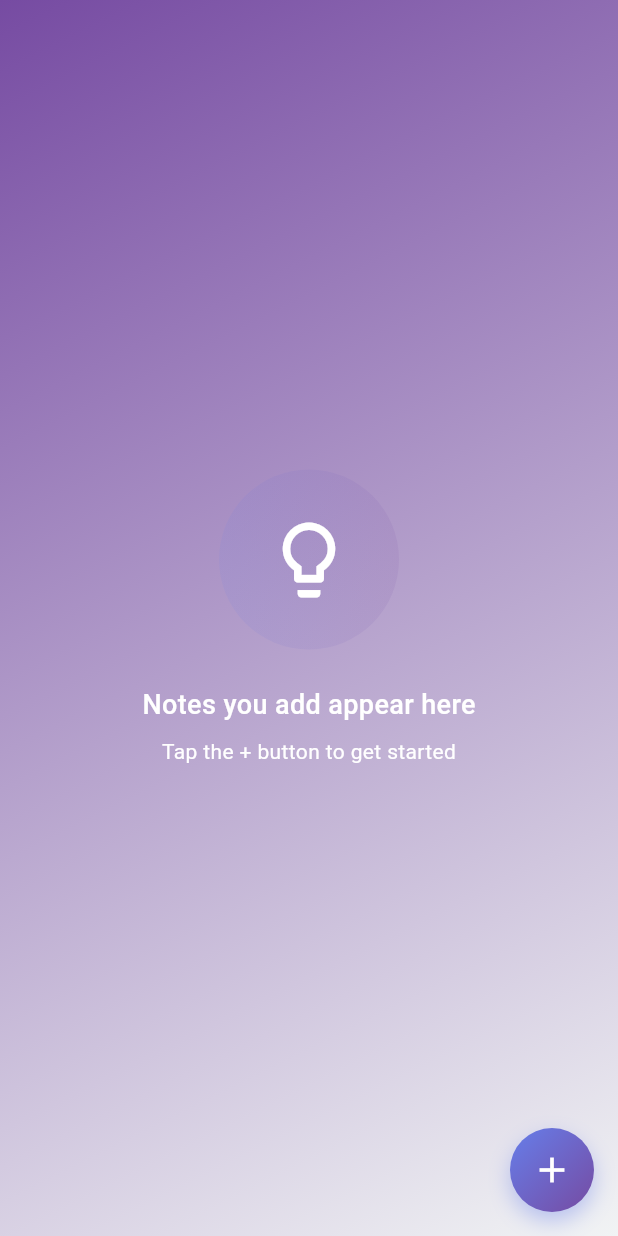
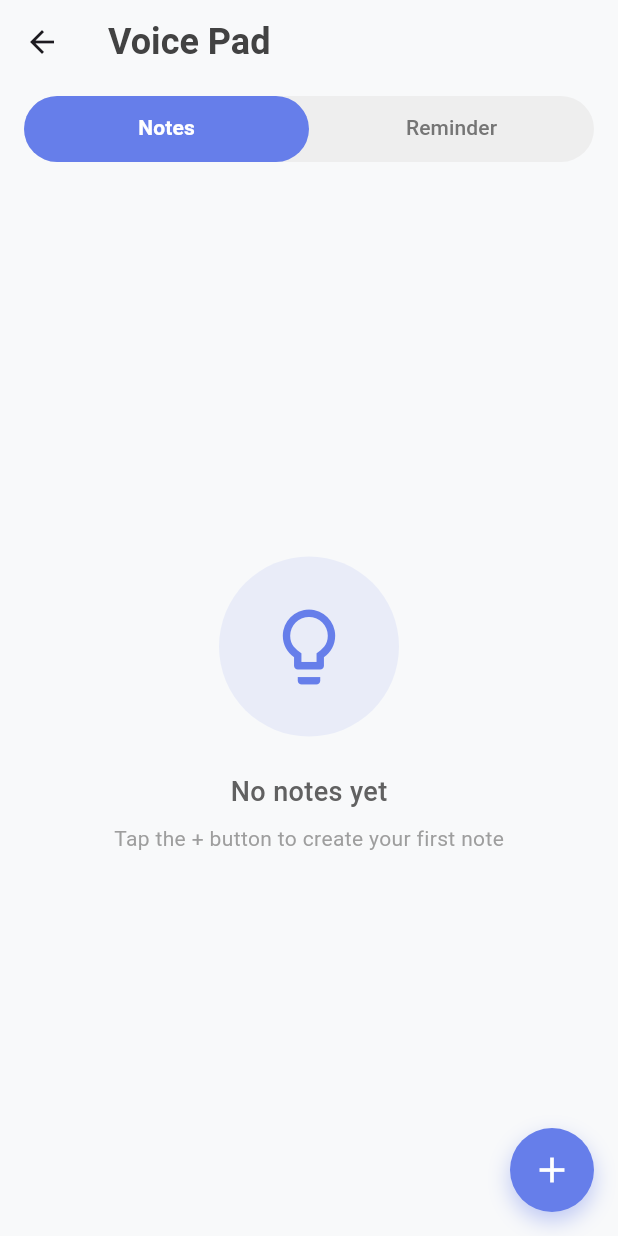
Before and after one commit to abdulahad1991/ai_notes_taker, a Flutter app: the VoiceNewView screen opened by its route, on a phone screen of 412 x 824 dp. Run offline on Flutter 3.47's test engine with Material 3 defaults, Android fonts, the phone set to English and light mode, and no system bars; our stand-ins replace dio, flutter_tts, permission_handler, shared_preferences, stacked, stacked_services and 1 more; missing offline and left inert: flutter_sound; accounts and stored records are empty; network calls fail.

Commit message:
UI Update

```diff
--- a/lib/ui/views/voice/voice_new_view.dart
+++ b/lib/ui/views/voice/voice_new_view.dart
@@ -16,6 +16,10 @@ class _MainScreenState extends State<VoiceNewView>
   late AnimationController _fabController;
   late Animation<double> _fabAnimation;
 
+  // Tab controller
+  late TabController _tabController;
+  int _selectedTabIndex = 0;
+
   @override
   void initState() {
     super.initState();
@@ -27,11 +31,19 @@ class _MainScreenState extends State<VoiceNewView>
       parent: _fabController,
       curve: Curves.elasticOut,
     );
+
+    _tabController = TabController(length: 2, vsync: this);
+    _tabController.addListener(() {
+      setState(() {
+        _selectedTabIndex = _tabController.index;
+      });
+    });
   }
 
   @override
   void dispose() {
     _fabController.dispose();
+    _tabController.dispose();
     super.dispose();
   }
 
@@ -40,7 +52,10 @@ class _MainScreenState extends State<VoiceNewView>
     return ViewModelBuilder<VoiceNewViewmodel>.reactive(
         viewModelBuilder: () => VoiceNewViewmodel(context)..init(),
         builder: (context, model, child) {
-          bool isEmpty = model.notes.isEmpty /* && model.reminders.isEmpty*/;
+          // Filter items based on selected tab
+          List<dynamic> filteredItems = _getFilteredItems(model);
+          bool isEmpty = filteredItems.isEmpty;
+
           if (model.isFabOpen) {
             _fabController.forward();
           } else {
@@ -48,26 +63,82 @@ class _MainScreenState extends State<VoiceNewView>
           }
 
           return Scaffold(
-            backgroundColor: Colors.grey[50],
-            body: Container(
-              decoration: const BoxDecoration(
-                gradient: LinearGradient(
-                  begin: Alignment.topLeft,
-                  end: Alignment.bottomRight,
-                  colors: [
-                    Color(0xFF764ba2),
-                    Color(0xFFF1F3F4),
-                  ],
+            backgroundColor: const Color(0xFFF8F9FA), // Light gray background
+            appBar: AppBar(
+              backgroundColor: const Color(0xFFF8F9FA),
+              elevation: 0,
+              title: Text(
+                'Voice Pad',
+                style: TextStyle(
+                  color: Colors.grey[800],
+                  fontWeight: FontWeight.w600,
+                  fontSize: 24,
                 ),
               ),
-              child: isEmpty ? _buildEmptyState() : _buildNotesGrid(model),
+              bottom: PreferredSize(
+                preferredSize: const Size.fromHeight(60),
+                child: Padding(
+                  padding: const EdgeInsets.symmetric(horizontal: 16.0, vertical: 8.0),
+                  child: Container(
+                    height: 44,
+                    decoration: BoxDecoration(
+                      color: Colors.grey[200],
+                      borderRadius: BorderRadius.circular(22),
+                    ),
+                    child: TabBar(
+                      controller: _tabController,
+                      indicator: BoxDecoration(
+                        color: const Color(0xFF667eea),
+                        borderRadius: BorderRadius.circular(22),
+                      ),
+                      indicatorSize: TabBarIndicatorSize.tab,
+                      dividerColor: Colors.transparent,
+                      labelColor: Colors.white,
+                      unselectedLabelColor: Colors.grey[600],
+                      labelStyle: const TextStyle(
+                        fontWeight: FontWeight.w600,
+                        fontSize: 14,
+                      ),
+                      unselectedLabelStyle: const TextStyle(
+                        fontWeight: FontWeight.w500,
+                        fontSize: 14,
+                      ),
+                      tabs: const [
+                        Tab(text: 'Notes'),
+                        Tab(text: 'Reminder'),
+                      ],
+                    ),
+                  ),
+                ),
+              ),
+            ),
+            body: Container(
+              color: const Color(0xFFF8F9FA),
+              child: isEmpty ? _buildEmptyState() : _buildNotesGrid(filteredItems),
             ),
             floatingActionButton: _buildSpeedDial(model),
           );
         });
   }
 
+  List<dynamic> _getFilteredItems(VoiceNewViewmodel model) {
+    if (_selectedTabIndex == 0) {
+      // Notes tab - show only notes
+      return model.notes.where((item) => item is Note).toList();
+    } else {
+      // Reminder Notes tab - show only reminders
+      return model.notes.where((item) => item is Reminder).toList();
+    }
+  }
+
   Widget _buildEmptyState() {
+    String emptyMessage = _selectedTabIndex == 0
+        ? 'No notes yet'
+        : 'No reminder notes yet';
+    String emptySubMessage = _selectedTabIndex == 0
+        ? 'Tap the + button to create your first note'
+        : 'Tap the + button to create your first reminder';
+
     return Center(
       child: Column(
         mainAxisAlignment: MainAxisAlignment.center,
@@ -76,35 +147,30 @@ class _MainScreenState extends State<VoiceNewView>
             width: 120,
             height: 120,
             decoration: BoxDecoration(
-              gradient: LinearGradient(
-                colors: [
-                  const Color(0xFF667eea).withOpacity(0.1),
-                  const Color(0xFF764ba2).withOpacity(0.1),
-                ],
-              ),
+              color: const Color(0xFF667eea).withOpacity(0.1),
               borderRadius: BorderRadius.circular(60),
             ),
             child: Icon(
-              Icons.lightbulb_outline,
+              _selectedTabIndex == 0 ? Icons.lightbulb_outline : Icons.notifications_outlined,
               size: 60,
-              color: AppColors.white,
+              color: const Color(0xFF667eea),
             ),
           ),
           const SizedBox(height: 24),
           Text(
-            'Notes you add appear here',
+            emptyMessage,
             style: TextStyle(
               fontSize: 18,
-              color: Colors.white,
+              color: Colors.grey[700],
               fontWeight: FontWeight.w500,
             ),
           ),
           const SizedBox(height: 8),
           Text(
-            'Tap the + button to get started',
+            emptySubMessage,
             style: TextStyle(
               fontSize: 14,
-              color: Colors.white,
+              color: Colors.grey[500],
               fontWeight: FontWeight.w400,
             ),
           ),
@@ -113,18 +179,16 @@ class _MainScreenState extends State<VoiceNewView>
     );
   }
 
-  Widget _buildNotesGrid(VoiceNewViewmodel model) {
-    List<dynamic> allItems = [...model.notes];
-
+  Widget _buildNotesGrid(List<dynamic> items) {
     return Padding(
       padding: const EdgeInsets.all(12.0),
       child: MasonryGridView.count(
         crossAxisCount: 2,
         mainAxisSpacing: 12,
         crossAxisSpacing: 12,
-        itemCount: allItems.length,
+        itemCount: items.length,
         itemBuilder: (context, index) {
-          final item = allItems[index];
+          final item = items[index];
           if (item is Note) {
             return _buildNoteCard(item);
           } else if (item is Reminder) {
@@ -138,7 +202,7 @@ class _MainScreenState extends State<VoiceNewView>
 
   Widget _buildNoteCard(Note note) {
     return Card(
-      elevation: 8,
+      elevation: 4,
       shadowColor: Colors.black12,
       shape: RoundedRectangleBorder(
         borderRadius: BorderRadius.circular(16),
@@ -146,14 +210,7 @@ class _MainScreenState extends State<VoiceNewView>
       child: Container(
         decoration: BoxDecoration(
           borderRadius: BorderRadius.circular(16),
-          gradient: const LinearGradient(
-            begin: Alignment.topLeft,
-            end: Alignment.bottomRight,
-            colors: [
-              Colors.white,
-              Color(0xFFFAFBFF),
-            ],
-          ),
+          color: Colors.white,
           border: Border.all(
             color: const Color(0xFF667eea).withOpacity(0.1),
             width: 1,
@@ -176,9 +233,7 @@ class _MainScreenState extends State<VoiceNewView>
                         width: 4,
                         height: 20,
                         decoration: BoxDecoration(
-                          gradient: const LinearGradient(
-                            colors: [Color(0xFF667eea), Color(0xFF764ba2)],
-                          ),
+                          color: const Color(0xFF667eea),
                           borderRadius: BorderRadius.circular(2),
                         ),
                       ),
@@ -219,7 +274,7 @@ class _MainScreenState extends State<VoiceNewView>
 
   Widget _buildReminderCard(Reminder reminder) {
     return Card(
-      elevation: 8,
+      elevation: 4,
       shadowColor: Colors.black12,
       shape: RoundedRectangleBorder(
         borderRadius: BorderRadius.circular(16),
@@ -227,14 +282,7 @@ class _MainScreenState extends State<VoiceNewView>
       child: Container(
         decoration: BoxDecoration(
           borderRadius: BorderRadius.circular(16),
-          gradient: LinearGradient(
-            begin: Alignment.topLeft,
-            end: Alignment.bottomRight,
-            colors: [
-              Colors.red.shade50,
-              Colors.redAccent.shade700,
-            ],
-          ),
+          color: Colors.orange.shade50,
           border: Border.all(
             color: Colors.orange.shade200,
             width: 1,
@@ -256,12 +304,7 @@ class _MainScreenState extends State<VoiceNewView>
                       padding: const EdgeInsets.symmetric(
                           horizontal: 8, vertical: 4),
                       decoration: BoxDecoration(
-                        gradient: LinearGradient(
-                          colors: [
-                            Colors.orange.shade400,
-                            Colors.orange.shade500
-                          ],
-                        ),
+                        color: Colors.orange.shade400,
                         borderRadius: BorderRadius.circular(12),
                       ),
                       child: Row(
@@ -313,7 +356,7 @@ class _MainScreenState extends State<VoiceNewView>
                 const SizedBox(height: 12),
                 Container(
                   padding:
-                      const EdgeInsets.symmetric(horizontal: 12, vertical: 6),
+                  const EdgeInsets.symmetric(horizontal: 12, vertical: 6),
                   decoration: BoxDecoration(
                     color: Colors.orange.shade100,
                     borderRadius: BorderRadius.circular(8),
@@ -360,9 +403,7 @@ class _MainScreenState extends State<VoiceNewView>
               scale: _fabAnimation,
               child: Container(
                 decoration: BoxDecoration(
-                  gradient: const LinearGradient(
-                    colors: [Color(0xFFFF6B6B), Color(0xFFEE5A52)],
-                  ),
+                  color: Colors.red.shade400,
                   borderRadius: BorderRadius.circular(28),
                   boxShadow: [
                     BoxShadow(
@@ -391,11 +432,9 @@ class _MainScreenState extends State<VoiceNewView>
               scale: _fabAnimation,
               child: Container(
                 padding:
-                    const EdgeInsets.symmetric(horizontal: 12, vertical: 8),
+                const EdgeInsets.symmetric(horizontal: 12, vertical: 8),
                 decoration: BoxDecoration(
-                  gradient: const LinearGradient(
-                    colors: [Color(0xFF2D3748), Color(0xFF4A5568)],
-                  ),
+                  color: Colors.grey[700],
                   borderRadius: BorderRadius.circular(20),
                   boxShadow: [
                     BoxShadow(
@@ -424,9 +463,7 @@ class _MainScreenState extends State<VoiceNewView>
               scale: _fabAnimation,
               child: Container(
                 decoration: BoxDecoration(
-                  gradient: const LinearGradient(
-                    colors: [Color(0xFF667eea), Color(0xFF764ba2)],
-                  ),
+                  color: const Color(0xFF667eea),
                   borderRadius: BorderRadius.circular(28),
                   boxShadow: [
                     BoxShadow(
@@ -455,11 +492,9 @@ class _MainScreenState extends State<VoiceNewView>
               scale: _fabAnimation,
               child: Container(
                 padding:
-                    const EdgeInsets.symmetric(horizontal: 12, vertical: 8),
+                const EdgeInsets.symmetric(horizontal: 12, vertical: 8),
                 decoration: BoxDecoration(
-                  gradient: const LinearGradient(
-                    colors: [Color(0xFF2D3748), Color(0xFF4A5568)],
-                  ),
+                  color: Colors.grey[700],
                   borderRadius: BorderRadius.circular(20),
                   boxShadow: [
                     BoxShadow(
@@ -486,14 +521,7 @@ class _MainScreenState extends State<VoiceNewView>
           bottom: 0,
           child: Container(
             decoration: BoxDecoration(
-              gradient: const LinearGradient(
-                begin: Alignment.topLeft,
-                end: Alignment.bottomRight,
-                colors: [
-                  Color(0xFF667eea),
-                  Color(0xFF764ba2),
-                ],
-              ),
+              color: const Color(0xFF667eea),
               borderRadius: BorderRadius.circular(28),
               boxShadow: [
                 BoxShadow(
```
